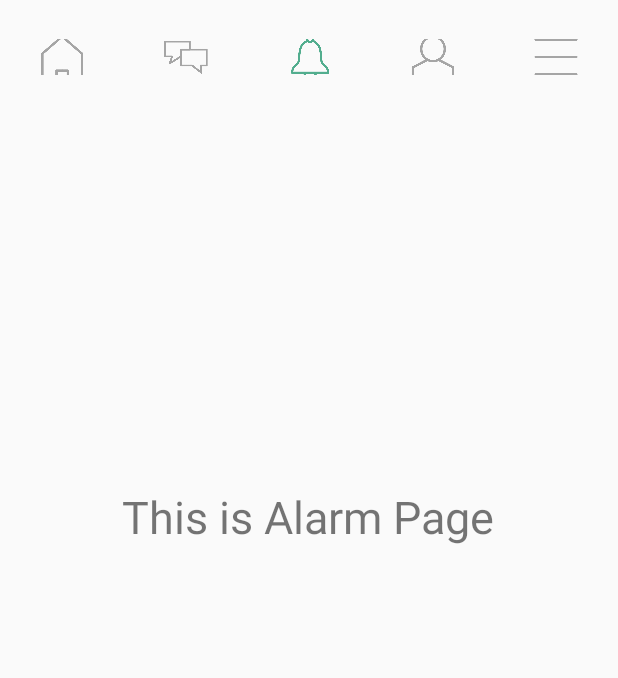
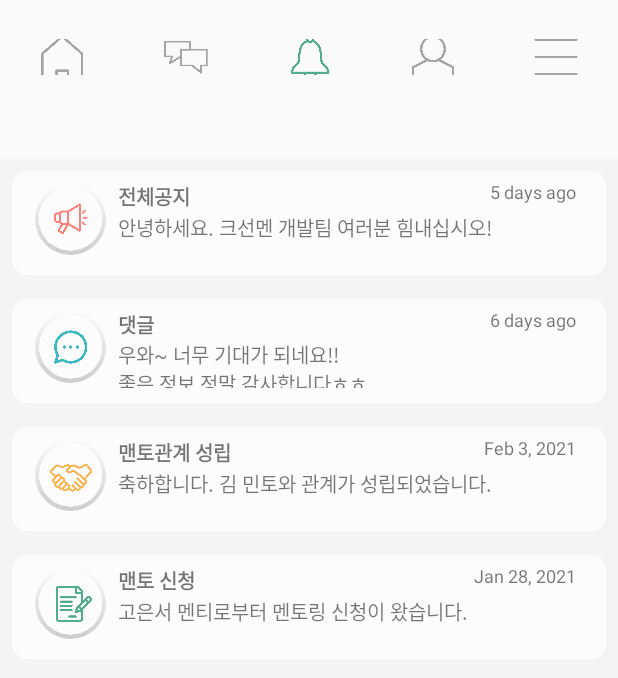
Before and after one commit to mancityg/CSMproject_Android, an Android app: the AlarmpageFragment screen opened through its navigation route, on a phone screen of 412 x 824 dp. Shown: the top 678 px of the screen. Run offline under Robolectric (Android 15) with nearby library versions, the phone set to English and light mode, and no system bars; our stand-ins replace navigation-ui.

Commit message:
AlarmPage 추가 추가로 build.gradle 좀 정리함

```diff
--- a/app/src/main/java/com/suwonccc/csmproject/AlarmpageFragment.kt
+++ /dev/null
@@ -1,59 +0,0 @@
-package com.suwonccc.csmproject
-
-import android.os.Bundle
-import androidx.fragment.app.Fragment
-import android.view.LayoutInflater
-import android.view.View
-import android.view.ViewGroup
-
-// TODO: Rename parameter arguments, choose names that match
-// the fragment initialization parameters, e.g. ARG_ITEM_NUMBER
-private const val ARG_PARAM1 = "param1"
-private const val ARG_PARAM2 = "param2"
-
-/**
- * A simple [Fragment] subclass.
- * Use the [AlarmpageFragment.newInstance] factory method to
- * create an instance of this fragment.
- */
-class AlarmpageFragment : Fragment() {
-    // TODO: Rename and change types of parameters
-    private var param1: String? = null
-    private var param2: String? = null
-
-    override fun onCreate(savedInstanceState: Bundle?) {
-        super.onCreate(savedInstanceState)
-        arguments?.let {
-            param1 = it.getString(ARG_PARAM1)
-            param2 = it.getString(ARG_PARAM2)
-        }
-    }
-
-    override fun onCreateView(
-        inflater: LayoutInflater, container: ViewGroup?,
-        savedInstanceState: Bundle?
-    ): View? {
-        // Inflate the layout for this fragment
-        return inflater.inflate(R.layout.fragment_alarmpage, container, false)
-    }
-
-    companion object {
-        /**
-         * Use this factory method to create a new instance of
-         * this fragment using the provided parameters.
-         *
-         * @param param1 Parameter 1.
-         * @param param2 Parameter 2.
-         * @return A new instance of fragment AlarmpageFragment.
-         */
-        // TODO: Rename and change types and number of parameters
-        @JvmStatic
-        fun newInstance(param1: String, param2: String) =
-            AlarmpageFragment().apply {
-                arguments = Bundle().apply {
-                    putString(ARG_PARAM1, param1)
-                    putString(ARG_PARAM2, param2)
-                }
-            }
-    }
-}
--- /dev/null
+++ b/app/src/main/java/com/suwonccc/csmproject/alarmpage_fragment/AlarmInfo.kt
@@ -0,0 +1,5 @@
+package com.suwonccc.csmproject.alarmpage_fragment
+
+import java.util.*
+
+data class AlarmInfo(val category: String, val msg: String, val image:Int, val alarmDate: Date)
--- /dev/null
+++ b/app/src/main/java/com/suwonccc/csmproject/alarmpage_fragment/AlarmInfoDAO.kt
@@ -0,0 +1,42 @@
+package com.suwonccc.csmproject.alarmpage_fragment
+
+import android.annotation.SuppressLint
+import com.suwonccc.csmproject.R
+import java.text.SimpleDateFormat
+
+
+// TODO: 2021-02-14 Room DAO로 바꾸기
+class AlarmInfoDAO {
+    @SuppressLint("SimpleDateFormat")
+    private val dateFormat: SimpleDateFormat = SimpleDateFormat("yyyy-MM-dd HH:mm")
+
+    @Suppress("NULLABILITY_MISMATCH_BASED_ON_JAVA_ANNOTATIONS")
+    fun findAll(): List<AlarmInfo> {
+        val result = mutableListOf<AlarmInfo>()
+        result += AlarmInfo(
+            "전체공지",
+            "안녕하세요. 크선멘 개발팀 여러분 힘내십시오!",
+            R.drawable.alarm_icon_notification,
+            dateFormat.parse("2021-02-09 20:50")
+        )
+        result += AlarmInfo(
+            "댓글",
+            "우와~ 너무 기대가 되네요!!\n좋은 정보 정말 감사합니다ㅎㅎ",
+            R.drawable.alarm_icon_reply,
+            dateFormat.parse("2021-02-08 11:49")
+        )
+        result += AlarmInfo(
+            "맨토관계 성립",
+            "축하합니다. 김 민토와 관계가 성립되었습니다.",
+            R.drawable.alarm_icon_relationship_formed,
+            dateFormat.parse("2021-02-03 23:49")
+        )
+        result += AlarmInfo(
+            "맨토 신청",
+            "고은서 멘티로부터 멘토링 신청이 왔습니다.",
+            R.drawable.alarm_icon_apply,
+            dateFormat.parse("2021-01-28 11:49")
+        )
+        return result
+    }
+}
--- /dev/null
+++ b/app/src/main/java/com/suwonccc/csmproject/alarmpage_fragment/AlarmPageRecyclerView.kt
@@ -0,0 +1,42 @@
+package com.suwonccc.csmproject.alarmpage_fragment
+
+import android.annotation.SuppressLint
+import android.text.format.DateUtils
+import android.view.LayoutInflater
+import android.view.View
+import android.view.ViewGroup
+import android.widget.Toast
+import androidx.recyclerview.widget.RecyclerView
+import com.suwonccc.csmproject.R
+import kotlinx.android.synthetic.main.alarm_item.view.*
+import java.util.*
+
+class AlarmRecyclerViewAdapter(private val alarmInfoList: List<AlarmInfo>) :
+    RecyclerView.Adapter<AlarmViewHolder>() {
+    override fun onCreateViewHolder(parent: ViewGroup, viewType: Int): AlarmViewHolder {
+        val view = LayoutInflater.from(parent.context)
+            .inflate(R.layout.alarm_item, parent, false)
+        return AlarmViewHolder(view)
+    }
+
+    override fun getItemCount() = alarmInfoList.size
+
+    override fun onBindViewHolder(holder: AlarmViewHolder, position: Int)
+        = holder.bind(alarmInfoList[position])
+
+}
+
+class AlarmViewHolder(itemView: View) : RecyclerView.ViewHolder(itemView) {
+    @SuppressLint("ShowToast")
+    fun bind(alarmInfo: AlarmInfo) {
+        itemView.alarm_TV_category.text = alarmInfo.category
+        itemView.alarm_TV_msg.text = alarmInfo.msg
+        itemView.alarm_IV_category.setImageResource(alarmInfo.image)
+        itemView.alarm_TV_time.text = DateUtils.getRelativeTimeSpanString(alarmInfo.alarmDate.time, Calendar.getInstance().time.time, 0).toString()
+
+        itemView.setOnClickListener{
+            // TODO: 2021-02-09 다른 화면으로 이동 가능하게 만들기
+            Toast.makeText(itemView.context, "클릭", Toast.LENGTH_SHORT).show()
+        }
+    }
+}
--- /dev/null
+++ b/app/src/main/java/com/suwonccc/csmproject/alarmpage_fragment/AlarmpageFragment.kt
@@ -0,0 +1,22 @@
+package com.suwonccc.csmproject.alarmpage_fragment
+
+import android.os.Bundle
+import androidx.fragment.app.Fragment
+import android.view.LayoutInflater
+import android.view.View
+import android.view.ViewGroup
+import androidx.recyclerview.widget.LinearLayoutManager
+import com.suwonccc.csmproject.R
+import kotlinx.android.synthetic.main.fragment_alarmpage.*
+
+class AlarmpageFragment : Fragment() {
+    override fun onCreateView(inflater: LayoutInflater, container: ViewGroup?, savedInstanceState: Bundle?) =
+        inflater.inflate(R.layout.fragment_alarmpage, container, false)!!
+
+    override fun onViewCreated(view: View, savedInstanceState: Bundle?) {
+        RV_alarm.apply {
+            layoutManager = LinearLayoutManager(this@AlarmpageFragment.context)
+            adapter = AlarmRecyclerViewAdapter(AlarmInfoDAO().findAll())
+        }
+    }
+}
--- /dev/null
+++ b/app/src/main/res/drawable/circular_image_shadow.xml
@@ -0,0 +1,13 @@
+<?xml version="1.0" encoding="utf-8"?>
+<shape xmlns:android="http://schemas.android.com/apk/res/android"
+    android:shape="oval">
+    <padding
+        android:bottom="3dp"
+        android:left="2dp"
+        android:right="2dp"
+        android:top="2dp" />
+    <gradient
+        android:startColor="#30000000"
+        android:endColor="@android:color/transparent"
+        android:angle="90" />
+</shape>
--- /dev/null
+++ b/app/src/main/res/layout/alarm_item.xml
@@ -0,0 +1,75 @@
+<?xml version="1.0" encoding="utf-8"?>
+<androidx.cardview.widget.CardView xmlns:android="http://schemas.android.com/apk/res/android"
+    xmlns:app="http://schemas.android.com/apk/res-auto"
+    xmlns:tools="http://schemas.android.com/tools"
+    android:layout_width="match_parent"
+    android:layout_height="wrap_content"
+    app:cardBackgroundColor="#fcfcfc"
+    app:cardCornerRadius="10dp"
+    app:cardElevation="8dp"
+    android:layout_margin="8dp">
+
+    <androidx.constraintlayout.widget.ConstraintLayout
+        android:layout_width="match_parent"
+        android:layout_height="match_parent"
+        android:layout_marginTop="5dp"
+        android:layout_marginBottom="10dp"
+        android:layout_marginStart="15dp"
+        android:layout_marginEnd="20dp">
+
+        <!--  note : 들어가는 내용 - 알람 카테고리, 카테고리에 맞는 아이콘, 알람 내용, 알림오고 지난시간     -->
+
+        <ImageView
+            android:id="@+id/alarm_IV_category"
+            android:layout_width="0dp"
+            android:layout_height="0dp"
+            android:background="@drawable/circular_image_shadow"
+            android:contentDescription="카테고리에 맞는 아이콘"
+            android:layout_marginVertical="3dp"
+            app:layout_constraintBottom_toBottomOf="parent"
+            app:layout_constraintDimensionRatio="1"
+            app:layout_constraintStart_toStartOf="parent"
+            app:layout_constraintTop_toTopOf="parent"
+            app:srcCompat="@drawable/alarm_icon_apply"
+            tools:layout_constraintHeight_default="percent" />
+
+        <androidx.appcompat.widget.AppCompatTextView
+            android:id="@+id/alarm_TV_category"
+            android:layout_width="wrap_content"
+            android:layout_height="wrap_content"
+            android:layout_marginBottom="0dp"
+            android:text="카테고리"
+            android:textSize="13sp"
+            android:textStyle="bold"
+            app:layout_constraintBottom_toTopOf="@+id/alarm_TV_msg"
+            app:layout_constraintStart_toStartOf="@+id/alarm_TV_msg" />
+
+        <androidx.appcompat.widget.AppCompatTextView
+            android:id="@+id/alarm_TV_msg"
+            android:layout_width="0dp"
+            android:layout_height="32sp"
+            android:layout_marginStart="55sp"
+            android:layout_marginTop="5dp"
+            android:ellipsize="end"
+            android:maxLines="2"
+            android:text="알람 내용"
+            android:textSize="13sp"
+            app:layout_constraintBottom_toBottomOf="parent"
+            app:layout_constraintStart_toStartOf="parent"
+            app:layout_constraintTop_toBottomOf="@+id/alarm_TV_time"
+            app:layout_constraintWidth_default="percent"
+            app:layout_constraintWidth_percent="0.7" />
+
+        <androidx.appcompat.widget.AppCompatTextView
+            android:id="@+id/alarm_TV_time"
+            android:layout_width="wrap_content"
+            android:layout_height="wrap_content"
+            android:text="지난시간"
+            android:textSize="12sp"
+            app:layout_constraintBottom_toTopOf="@+id/alarm_TV_msg"
+            app:layout_constraintEnd_toEndOf="parent"
+            app:layout_constraintTop_toTopOf="parent" />
+
+    </androidx.constraintlayout.widget.ConstraintLayout>
+
+</androidx.cardview.widget.CardView>
--- a/app/src/main/res/layout/fragment_alarmpage.xml
+++ b/app/src/main/res/layout/fragment_alarmpage.xml
@@ -1,20 +1,22 @@
 <?xml version="1.0" encoding="utf-8"?>
-<androidx.constraintlayout.widget.ConstraintLayout xmlns:android="http://schemas.android.com/apk/res/android"
-    xmlns:app="http://schemas.android.com/apk/res-auto"
+<androidx.constraintlayout.widget.ConstraintLayout
+    xmlns:android="http://schemas.android.com/apk/res/android"
     xmlns:tools="http://schemas.android.com/tools"
     android:layout_width="match_parent"
     android:layout_height="match_parent"
-    tools:context=".AlarmpageFragment">
+    tools:context=".alarmpage_fragment.AlarmpageFragment">
 
-    <androidx.appcompat.widget.AppCompatTextView
-        android:layout_width="wrap_content"
-        android:layout_height="wrap_content"
-        android:layout_marginTop="324dp"
-        android:text="This is Alarm Page"
-        android:textSize="30sp"
-        app:layout_constraintEnd_toEndOf="parent"
-        app:layout_constraintHorizontal_bias="0.496"
-        app:layout_constraintStart_toStartOf="parent"
-        app:layout_constraintTop_toTopOf="parent" />
+    <LinearLayout
+        android:layout_width="match_parent"
+        android:layout_height="match_parent"
+        android:layout_marginTop="106dp"
+        android:orientation="vertical">
 
+        <androidx.recyclerview.widget.RecyclerView
+            android:id="@+id/RV_alarm"
+            android:layout_width="match_parent"
+            android:layout_height="match_parent"
+            android:background="#f4f4f4" />
+
+    </LinearLayout>
 </androidx.constraintlayout.widget.ConstraintLayout>
--- a/app/src/main/res/navigation/home_nav_graph.xml
+++ b/app/src/main/res/navigation/home_nav_graph.xml
@@ -22,7 +22,7 @@
         tools:layout="@layout/fragment_chattingpage" />
     <fragment
         android:id="@+id/alarmpage"
-        android:name="com.suwonccc.csmproject.AlarmpageFragment"
+        android:name="com.suwonccc.csmproject.alarmpage_fragment.AlarmpageFragment"
         android:label="fragment_alarmpage"
         tools:layout="@layout/fragment_alarmpage" />
     <fragment
```
Also changed, not shown: app/build.gradle (+17 -14 lines), app/src/main/res/drawable/alarm_icon_apply.png (added), app/src/main/res/drawable/alarm_icon_notification.png (added), app/src/main/res/drawable/alarm_icon_relationship_formed.png (added), app/src/main/res/drawable/alarm_icon_reply.png (added).
